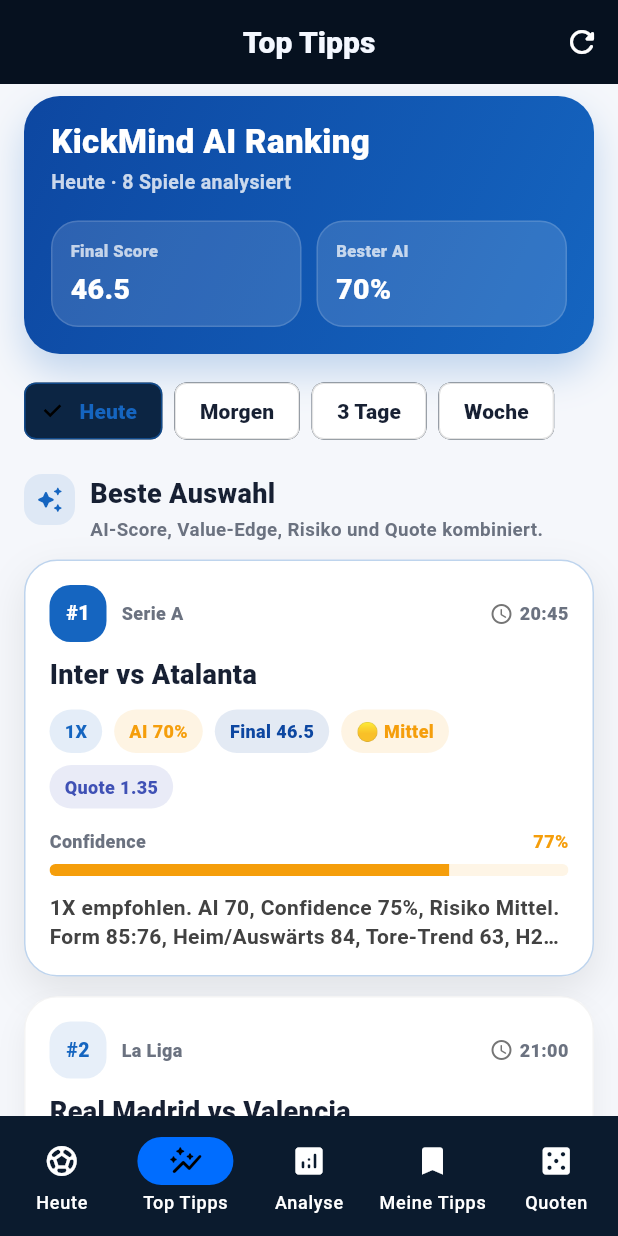
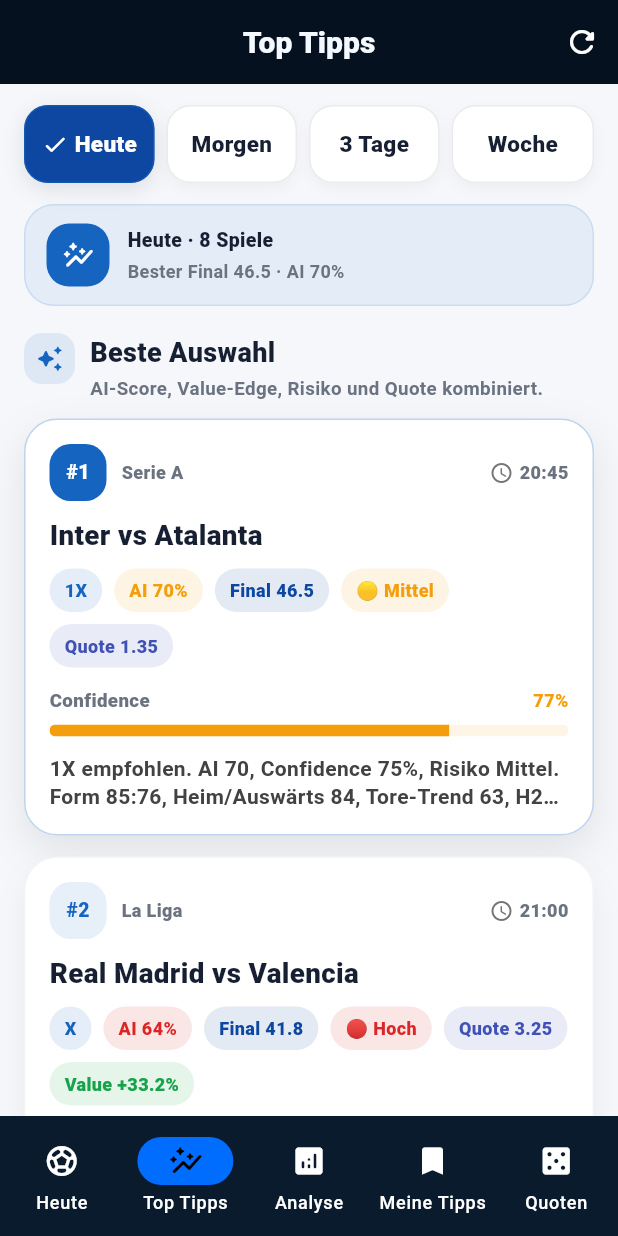
Before and after one commit to genti2004-cmyk/kickmind_ai, a Flutter app: the screen it shows after launch, item 2 of the bottom bar chosen, on a phone screen of 412 x 824 dp. Run offline on Flutter 3.47's test engine with Material 3 defaults, Android fonts, the phone set to English and light mode, and no system bars; our stand-ins replace shared_preferences; network calls fail.

Commit message:
STABLE: Top Tipps Stufe 2 UI verbessert

```diff
--- a/lib/features/top_tips/presentation/top_tips_screen.dart
+++ b/lib/features/top_tips/presentation/top_tips_screen.dart
@@ -95,19 +95,19 @@
           return RefreshIndicator(
             onRefresh: _refresh,
             child: ListView(
-              padding: const EdgeInsets.fromLTRB(16, 8, 16, 28),
+              padding: const EdgeInsets.fromLTRB(16, 14, 16, 118),
               physics: const AlwaysScrollableScrollPhysics(),
               children: [
-                _TopTipsHeader(
+                _RangeSelector(
+                  selected: _range,
+                  onChanged: _setRange,
+                ),
+                const SizedBox(height: 14),
+                _TopTipsSummaryStrip(
                   rangeLabel: _range.label,
                   matchesCount: matches.length,
                   bestScore: _finalScore(ranked.first),
                   bestAiScore: ranked.first.aiScore,
-                ),
-                const SizedBox(height: 14),
-                _RangeSelector(
-                  selected: _range,
-                  onChanged: _setRange,
                 ),
                 const SizedBox(height: 18),
                 const _SectionTitle(
@@ -382,6 +382,79 @@
   }
 }
 
+class _TopTipsSummaryStrip extends StatelessWidget {
+  final String rangeLabel;
+  final int matchesCount;
+  final double bestScore;
+  final int bestAiScore;
+
+  const _TopTipsSummaryStrip({
+    required this.rangeLabel,
+    required this.matchesCount,
+    required this.bestScore,
+    required this.bestAiScore,
+  });
+
+  @override
+  Widget build(BuildContext context) {
+    return Container(
+      padding: const EdgeInsets.symmetric(horizontal: 14, vertical: 12),
+      decoration: BoxDecoration(
+        color: KickMindTheme.primary.withOpacity(0.075),
+        borderRadius: BorderRadius.circular(20),
+        border: Border.all(color: KickMindTheme.primary.withOpacity(0.12)),
+      ),
+      child: Row(
+        children: [
+          Container(
+            width: 42,
+            height: 42,
+            alignment: Alignment.center,
+            decoration: BoxDecoration(
+              color: KickMindTheme.primary,
+              borderRadius: BorderRadius.circular(15),
+            ),
+            child: const Icon(
+              Icons.auto_graph_rounded,
+              color: Colors.white,
+              size: 22,
+            ),
+          ),
+          const SizedBox(width: 12),
+          Expanded(
+            child: Column(
+              crossAxisAlignment: CrossAxisAlignment.start,
+              children: [
+                Text(
+                  '$rangeLabel · $matchesCount Spiele',
+                  maxLines: 1,
+                  overflow: TextOverflow.ellipsis,
+                  style: const TextStyle(
+                    color: KickMindTheme.textDark,
+                    fontSize: 13,
+                    fontWeight: FontWeight.w900,
+                  ),
+                ),
+                const SizedBox(height: 3),
+                Text(
+                  'Bester Final ${bestScore.toStringAsFixed(1)} · AI $bestAiScore%',
+                  maxLines: 1,
+                  overflow: TextOverflow.ellipsis,
+                  style: const TextStyle(
+                    color: KickMindTheme.textMuted,
+                    fontSize: 12,
+                    fontWeight: FontWeight.w700,
+                  ),
+                ),
+              ],
+            ),
+          ),
+        ],
+      ),
+    );
+  }
+}
+
 class _RangeSelector extends StatelessWidget {
   final MatchDateRange selected;
   final ValueChanged<MatchDateRange> onChanged;
@@ -393,19 +466,23 @@
 
   @override
   Widget build(BuildContext context) {
-    return SingleChildScrollView(
-      scrollDirection: Axis.horizontal,
-      clipBehavior: Clip.none,
-      child: Row(
+    return Row(
       children: MatchDateRange.values.map((range) {
-          return _RangeChip(
+        final index = MatchDateRange.values.indexOf(range);
+        return Expanded(
+          child: Padding(
+            padding: EdgeInsets.only(
+              right: index == MatchDateRange.values.length - 1 ? 0 : 8,
+            ),
+            child: _RangeChip(
               label: range.label,
               range: range,
               selected: selected,
               onChanged: onChanged,
+            ),
+          ),
         );
       }).toList(),
-      ),
     );
   }
 }
@@ -427,22 +504,49 @@
   Widget build(BuildContext context) {
     final isSelected = selected == range;
 
-    return Padding(
-      padding: const EdgeInsets.only(right: 8),
-      child: ChoiceChip(
-        selected: isSelected,
-        label: Text(label),
-        onSelected: (_) => onChanged(range),
-        selectedColor: KickMindTheme.primary.withOpacity(0.14),
-        backgroundColor: KickMindTheme.surface,
-        side: BorderSide(
+    return InkWell(
+      onTap: () => onChanged(range),
+      borderRadius: BorderRadius.circular(16),
+      child: AnimatedContainer(
+        duration: const Duration(milliseconds: 180),
+        height: 52,
+        alignment: Alignment.center,
+        decoration: BoxDecoration(
+          color: isSelected ? KickMindTheme.primaryDark : KickMindTheme.surface,
+          borderRadius: BorderRadius.circular(16),
+          border: Border.all(
             color: isSelected
-              ? KickMindTheme.primary.withOpacity(0.35)
-              : Colors.black.withOpacity(0.06),
+                ? KickMindTheme.primary.withOpacity(0.55)
+                : Colors.black.withOpacity(0.08),
           ),
-        labelStyle: TextStyle(
-          color: isSelected ? KickMindTheme.primary : KickMindTheme.textDark,
+          boxShadow: [
+            BoxShadow(
+              color: Colors.black.withOpacity(isSelected ? 0.10 : 0.035),
+              blurRadius: isSelected ? 12 : 7,
+              offset: const Offset(0, 4),
+            ),
+          ],
+        ),
+        child: FittedBox(
+          fit: BoxFit.scaleDown,
+          child: Row(
+            mainAxisSize: MainAxisSize.min,
+            children: [
+              if (isSelected) ...[
+                const Icon(Icons.check_rounded, size: 18, color: Colors.white),
+                const SizedBox(width: 4),
+              ],
+              Text(
+                label,
+                maxLines: 1,
+                style: TextStyle(
+                  color: isSelected ? Colors.white : KickMindTheme.textDark,
+                  fontSize: 15,
                   fontWeight: FontWeight.w900,
+                ),
+              ),
+            ],
+          ),
         ),
       ),
     );
@@ -531,8 +635,8 @@
       onTap: onTap,
       borderRadius: BorderRadius.circular(22),
       child: Container(
-        margin: const EdgeInsets.only(bottom: 13),
-        padding: const EdgeInsets.all(16),
+        margin: const EdgeInsets.only(bottom: 14),
+        padding: const EdgeInsets.fromLTRB(16, 16, 16, 15),
         decoration: BoxDecoration(
           color: KickMindTheme.surface,
           borderRadius: BorderRadius.circular(22),
@@ -588,8 +692,8 @@
               overflow: TextOverflow.ellipsis,
               style: const TextStyle(
                 color: KickMindTheme.textDark,
-                fontSize: 18,
-                height: 1.14,
+                fontSize: 18.5,
+                height: 1.12,
                 fontWeight: FontWeight.w900,
               ),
             ),
@@ -806,7 +910,7 @@
                 label,
                 style: const TextStyle(
                   color: KickMindTheme.textMuted,
-                  fontSize: 12,
+                  fontSize: 12.5,
                   fontWeight: FontWeight.w800,
                 ),
               ),
@@ -893,7 +997,7 @@
         child: ListView(
           shrinkWrap: true,
           physics: const AlwaysScrollableScrollPhysics(),
-          padding: const EdgeInsets.all(24),
+          padding: const EdgeInsets.fromLTRB(24, 24, 24, 118),
           children: [
             Icon(icon, size: 48, color: KickMindTheme.textMuted),
             const SizedBox(height: 12),
```
Lines whose indentation alone changed are shown as unchanged.
